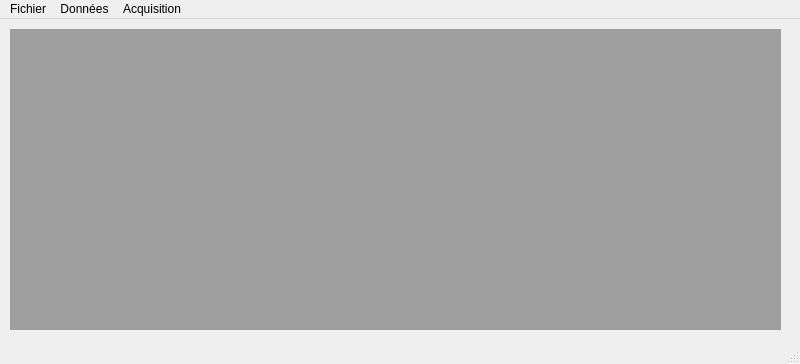
First picture: the form in F_Principale.ui, repository lna44700/gexao51, before the edit.
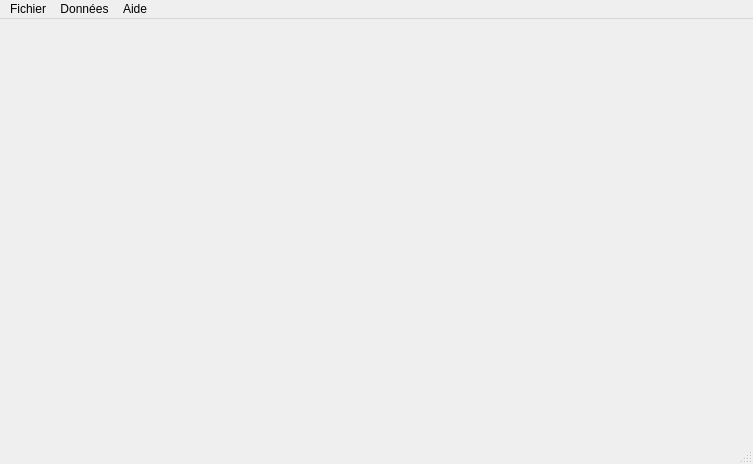
Second picture: the form after the edit.

Patch:
```diff
--- a/F_Principale.ui
+++ b/F_Principale.ui
@@ -6,36 +6,20 @@
    <rect>
     <x>0</x>
     <y>0</y>
-    <width>800</width>
-    <height>364</height>
+    <width>753</width>
+    <height>464</height>
    </rect>
   </property>
   <property name="windowTitle">
    <string>Gexao51</string>
   </property>
-  <widget class="QWidget" name="centralwidget">
-   <widget class="QMdiArea" name="mdiArea">
-    <property name="geometry">
-     <rect>
-      <x>10</x>
-      <y>10</y>
-      <width>771</width>
-      <height>301</height>
-     </rect>
-    </property>
-    <widget class="QWidget" name="subwindow">
-     <property name="windowTitle">
-      <string>Sous fenêtre</string>
-     </property>
-    </widget>
-   </widget>
-  </widget>
+  <widget class="QWidget" name="centralwidget"/>
   <widget class="QMenuBar" name="menubar">
    <property name="geometry">
     <rect>
      <x>0</x>
      <y>0</y>
-     <width>800</width>
+     <width>753</width>
      <height>21</height>
     </rect>
    </property>
@@ -56,14 +40,14 @@
     <addaction name="actionExporter_les_donn_es"/>
     <addaction name="actionSauvegarder_les_donn_es"/>
    </widget>
-   <widget class="QMenu" name="menuAcquisition">
+   <widget class="QMenu" name="menuAide">
     <property name="title">
-     <string>Acquisition</string>
+     <string>Aide</string>
     </property>
    </widget>
    <addaction name="menuFichier"/>
    <addaction name="menuDonn_es"/>
-   <addaction name="menuAcquisition"/>
+   <addaction name="menuAide"/>
   </widget>
   <widget class="QStatusBar" name="statusbar"/>
   <action name="actionOuvrir">
```
Left out of the diff: 12 changed lines with no effect on the pictures.
